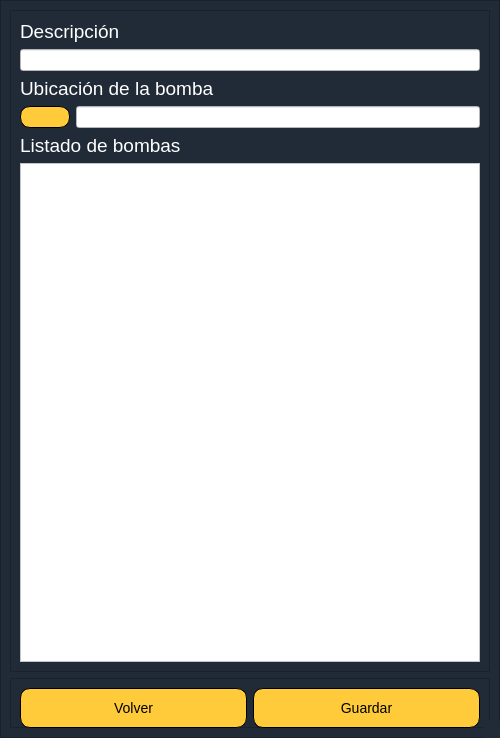
The window that EmergencyDispatcher_dialog_modify_pumps.ui (valetobares11/EmergencyDispatcher) describes before a commit, drawn with Qt 5.
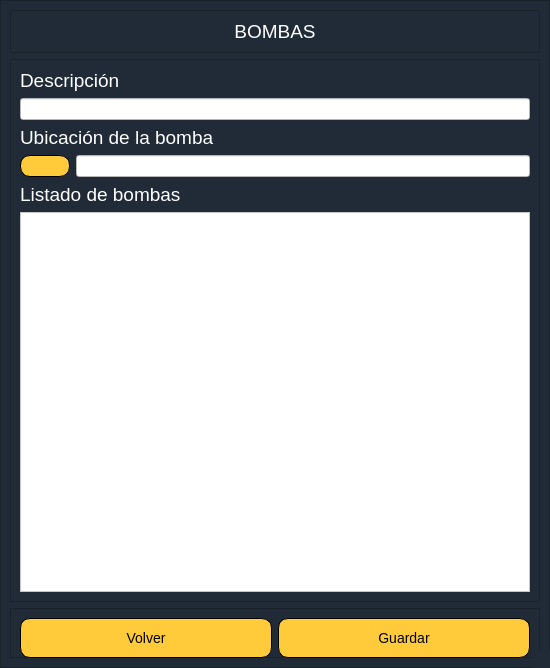
The same window after the commit. Icons and pictures are not drawn.

Commit message: Cambios en las ventanas

```diff
--- a/EmergencyDispatcher_dialog_modify_pumps.ui
+++ b/EmergencyDispatcher_dialog_modify_pumps.ui
@@ -9,8 +9,8 @@
    <rect>
     <x>0</x>
     <y>0</y>
-    <width>500</width>
-    <height>738</height>
+    <width>550</width>
+    <height>668</height>
    </rect>
   </property>
   <property name="sizePolicy">
@@ -66,6 +66,36 @@
       <enum>QFrame::Raised</enum>
      </property>
      <layout class="QVBoxLayout" name="verticalLayout_2">
+      <item>
+       <widget class="QFrame" name="frame_4">
+        <property name="frameShape">
+         <enum>QFrame::StyledPanel</enum>
+        </property>
+        <property name="frameShadow">
+         <enum>QFrame::Raised</enum>
+        </property>
+        <layout class="QVBoxLayout" name="verticalLayout">
+         <item>
+          <widget class="QLabel" name="label">
+           <property name="font">
+            <font>
+             <pointsize>14</pointsize>
+            </font>
+           </property>
+           <property name="styleSheet">
+            <string notr="true">color: white;</string>
+           </property>
+           <property name="text">
+            <string>BOMBAS</string>
+           </property>
+           <property name="alignment">
+            <set>Qt::AlignCenter</set>
+           </property>
+          </widget>
+         </item>
+        </layout>
+       </widget>
+      </item>
       <item>
        <widget class="QFrame" name="frame">
         <property name="frameShape">
```
Left out of the diff: 80 changed lines with no effect on the pictures. The commit also changes 1 other file.
